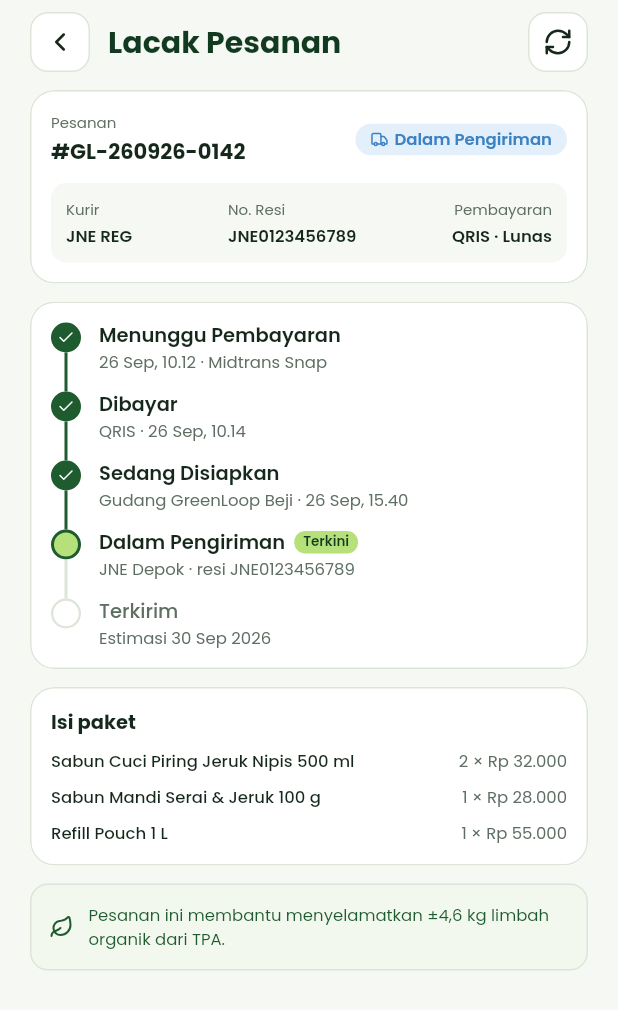
After one commit to PBP-KelasC-Kelompok3/greenloop_mobile, a Flutter app: the OrderTrackingPage screen opened directly, on a phone screen of 412 x 824 dp. The commit adds this screen. Shown: the top 1010 px of the screen. Run offline on Flutter 3.47's test engine with Material 3 defaults, Android fonts, the phone set to English and light mode, and no system bars; our stand-ins replace lucide_icons_flutter; accounts and stored records are empty; network calls fail.

Commit message:
feat(konsumen): lacak pesanan dan profil Konsumen
- M14 Lacak Pesanan: ringkasan pesanan (kurir, resi, pembayaran), timeline
  status dengan penanda Terkini, isi paket, catatan dampak limbah
- M26 Profil Konsumen: kartu profil, Informasi Akun, menu Pesanan Saya,
  Keranjang, Katalog Produk (pindah tab), tombol Keluar
- Tab Profil Konsumen diarahkan ke M26; nama, username, email diambil dari
  user yang login, kalau tidak ada pakai contoh Figma
- Data pesanan masih dummy, siap diganti service e-commerce
- M14 belum punya pintu masuk: dibuka dari daftar Pesanan Saya (M13) yang
  belum ada

```diff
--- /dev/null
+++ b/lib/features/consumer/presentation/order_tracking_page.dart
@@ -0,0 +1,413 @@
+import 'package:flutter/material.dart';
+import 'package:lucide_icons_flutter/lucide_icons.dart';
+
+import '../../../core/widgets/gl_components.dart';
+import '../../../shared/dummy/dummy_data.dart';
+import '../../../shared/theme/greenloop_theme.dart';
+
+TextStyle _text(double size, FontWeight weight,
+        {Color color = GreenLoopColors.textInk, double height = 1.5}) =>
+    GreenLoopTypography.style(size, weight, color: color, height: height);
+
+/// M14 · Lacak Pesanan (Konsumen).
+///
+/// Data masih dummy ([DummyData.trackedOrder]). [onRefresh] disiapkan untuk
+/// memuat ulang status dari API e-commerce.
+class OrderTrackingPage extends StatelessWidget {
+  const OrderTrackingPage({
+    this.order = DummyData.trackedOrder,
+    this.onRefresh,
+    super.key,
+  });
+
+  final DummyTrackedOrder order;
+  final VoidCallback? onRefresh;
+
+  @override
+  Widget build(BuildContext context) {
+    return Scaffold(
+      backgroundColor: GreenLoopColors.background,
+      body: SafeArea(
+        child: Column(
+          crossAxisAlignment: CrossAxisAlignment.stretch,
+          children: [
+            GLScreenHeader(
+              title: 'Lacak Pesanan',
+              showBack: true,
+              trailing: GLIconButton(
+                icon: LucideIcons.refreshCw,
+                onTap: onRefresh ?? () {},
+                tooltip: 'Muat ulang',
+              ),
+            ),
+            Expanded(
+              child: ListView(
+                padding: const EdgeInsets.fromLTRB(20, 0, 20, 16),
+                children: [
+                  _SummaryCard(order: order),
+                  const SizedBox(height: 12),
+                  _TimelineCard(order: order),
+                  const SizedBox(height: 12),
+                  _PackageCard(lines: order.lines),
+                  const SizedBox(height: 12),
+                  _ImpactNote(kg: order.wasteSavedKg),
+                ],
+              ),
+            ),
+          ],
+        ),
+      ),
+    );
+  }
+}
+
+GLTone _toneFor(OrderStatus status) => switch (status) {
+      OrderStatus.awaitingPayment => GLTone.amber,
+      OrderStatus.paid || OrderStatus.preparing => GLTone.green,
+      OrderStatus.shipping => GLTone.blue,
+      OrderStatus.delivered => GLTone.green,
+      OrderStatus.cancelled => GLTone.red,
+    };
+
+IconData _iconFor(OrderStatus status) => switch (status) {
+      OrderStatus.awaitingPayment => LucideIcons.clock,
+      OrderStatus.paid => LucideIcons.wallet,
+      OrderStatus.preparing => LucideIcons.package,
+      OrderStatus.shipping => LucideIcons.truck,
+      OrderStatus.delivered => LucideIcons.circleCheck,
+      OrderStatus.cancelled => LucideIcons.circleX,
+    };
+
+class _SummaryCard extends StatelessWidget {
+  const _SummaryCard({required this.order});
+
+  final DummyTrackedOrder order;
+
+  @override
+  Widget build(BuildContext context) {
+    final tone = _toneFor(order.status);
+    return GLCard(
+      child: Column(
+        crossAxisAlignment: CrossAxisAlignment.start,
+        children: [
+          Row(
+            children: [
+              Expanded(
+                child: Column(
+                  crossAxisAlignment: CrossAxisAlignment.start,
+                  children: [
+                    Text('Pesanan',
+                        style: _text(10, FontWeight.w400,
+                            color: GreenLoopColors.textMuted)),
+                    const SizedBox(height: 2),
+                    Text(order.code, style: _text(14, FontWeight.w700)),
+                  ],
+                ),
+              ),
+              Container(
+                padding:
+                    const EdgeInsets.symmetric(horizontal: 10, vertical: 4),
+                decoration: BoxDecoration(
+                  color: tone.background,
+                  borderRadius: BorderRadius.circular(99),
+                ),
+                child: Row(
+                  mainAxisSize: MainAxisSize.min,
+                  children: [
+                    Icon(_iconFor(order.status),
+                        size: 12, color: tone.foreground),
+                    const SizedBox(width: 4),
+                    Text(order.status.label,
+                        style: _text(11, FontWeight.w600,
+                            color: tone.foreground, height: 1.2)),
+                  ],
+                ),
+              ),
+            ],
+          ),
+          const SizedBox(height: 10),
+          Container(
+            padding: const EdgeInsets.all(10),
+            decoration: BoxDecoration(
+              color: GreenLoopColors.background,
+              borderRadius: BorderRadius.circular(10),
+            ),
+            child: Row(
+              children: [
+                Expanded(child: _Fact(label: 'Kurir', value: order.courier)),
+                Expanded(
+                  child: _Fact(label: 'No. Resi', value: order.trackingNumber),
+                ),
+                Expanded(
+                  child: _Fact(
+                    label: 'Pembayaran',
+                    value: order.payment,
+                    alignEnd: true,
+                  ),
+                ),
+              ],
+            ),
+          ),
+        ],
+      ),
+    );
+  }
+}
+
+class _Fact extends StatelessWidget {
+  const _Fact({required this.label, required this.value, this.alignEnd = false});
+
+  final String label;
+  final String value;
+  final bool alignEnd;
+
+  @override
+  Widget build(BuildContext context) {
+    return Column(
+      crossAxisAlignment:
+          alignEnd ? CrossAxisAlignment.end : CrossAxisAlignment.start,
+      children: [
+        Text(label,
+            style: _text(10, FontWeight.w400, color: GreenLoopColors.textMuted)),
+        const SizedBox(height: 2),
+        Text(value,
+            textAlign: alignEnd ? TextAlign.end : TextAlign.start,
+            style: _text(11, FontWeight.w600)),
+      ],
+    );
+  }
+}
+
+// ---------------------------------------------------------------------------
+// Timeline status
+// ---------------------------------------------------------------------------
+
+enum _StepState { done, current, upcoming }
+
+class _TimelineCard extends StatelessWidget {
+  const _TimelineCard({required this.order});
+
+  final DummyTrackedOrder order;
+
+  @override
+  Widget build(BuildContext context) {
+    final currentIndex =
+        order.steps.indexWhere((step) => step.status == order.status);
+    return GLCard(
+      child: Column(
+        children: [
+          for (var i = 0; i < order.steps.length; i++)
+            _TimelineRow(
+              step: order.steps[i],
+              state: i < currentIndex
+                  ? _StepState.done
+                  : i == currentIndex
+                      ? _StepState.current
+                      : _StepState.upcoming,
+              isLast: i == order.steps.length - 1,
+              nextReached: i < currentIndex,
+            ),
+        ],
+      ),
+    );
+  }
+}
+
+class _TimelineRow extends StatelessWidget {
+  const _TimelineRow({
+    required this.step,
+    required this.state,
+    required this.isLast,
+    required this.nextReached,
+  });
+
+  final DummyTrackingStep step;
+  final _StepState state;
+  final bool isLast;
+
+  /// true: garis ke langkah berikutnya hijau (langkah berikut sudah dicapai).
+  final bool nextReached;
+
+  @override
+  Widget build(BuildContext context) {
+    final upcoming = state == _StepState.upcoming;
+    return IntrinsicHeight(
+      child: Row(
+        crossAxisAlignment: CrossAxisAlignment.stretch,
+        children: [
+          SizedBox(
+            width: 20,
+            child: Column(
+              children: [
+                _Dot(state: state),
+                if (!isLast)
+                  Expanded(
+                    child: Container(
+                      width: 2,
+                      constraints: const BoxConstraints(minHeight: 26),
+                      color: nextReached
+                          ? GreenLoopColors.green700
+                          : GreenLoopColors.cardBorder,
+                    ),
+                  ),
+              ],
+            ),
+          ),
+          const SizedBox(width: 12),
+          Expanded(
+            child: Padding(
+              padding: EdgeInsets.only(bottom: isLast ? 0 : 6),
+              child: Column(
+                crossAxisAlignment: CrossAxisAlignment.start,
+                children: [
+                  Row(
+                    children: [
+                      Flexible(
+                        child: Text(
+                          step.status.label,
+                          style: upcoming
+                              ? _text(13, FontWeight.w500,
+                                  color: GreenLoopColors.textMuted,
+                                  height: 1.3)
+                              : _text(13, FontWeight.w600, height: 1.3),
+                        ),
+                      ),
+                      if (state == _StepState.current) ...[
+                        const SizedBox(width: 6),
+                        Container(
+                          padding: const EdgeInsets.symmetric(
+                              horizontal: 6, vertical: 1),
+                          decoration: BoxDecoration(
+                            color: GreenLoopColors.lime,
+                            borderRadius: BorderRadius.circular(99),
+                          ),
+                          child: Text('Terkini',
+                              style: _text(9, FontWeight.w600,
+                                  color: GreenLoopColors.green900,
+                                  height: 1.4)),
+                        ),
+                      ],
+                    ],
+                  ),
+                  const SizedBox(height: 2),
+                  Text(step.detail,
+                      style: _text(11, FontWeight.w400,
+                          color: GreenLoopColors.textMuted, height: 1.3)),
+                ],
+              ),
+            ),
+          ),
+        ],
+      ),
+    );
+  }
+}
+
+class _Dot extends StatelessWidget {
+  const _Dot({required this.state});
+
+  final _StepState state;
+
+  @override
+  Widget build(BuildContext context) {
+    return switch (state) {
+      _StepState.done => Container(
+          width: 20,
+          height: 20,
+          decoration: const BoxDecoration(
+            color: GreenLoopColors.green700,
+            shape: BoxShape.circle,
+          ),
+          child: const Icon(LucideIcons.check, size: 12, color: Colors.white),
+        ),
+      _StepState.current => Container(
+          width: 20,
+          height: 20,
+          decoration: BoxDecoration(
+            color: GreenLoopColors.lime,
+            shape: BoxShape.circle,
+            border: Border.all(color: GreenLoopColors.green700, width: 2),
+          ),
+        ),
+      _StepState.upcoming => Container(
+          width: 20,
+          height: 20,
+          decoration: BoxDecoration(
+            color: Colors.white,
+            shape: BoxShape.circle,
+            border: Border.all(color: GreenLoopColors.cardBorder, width: 1.5),
+          ),
+        ),
+    };
+  }
+}
+
+// ---------------------------------------------------------------------------
+// Isi paket & dampak
+// ---------------------------------------------------------------------------
+
+class _PackageCard extends StatelessWidget {
+  const _PackageCard({required this.lines});
+
+  final List<DummyOrderLine> lines;
+
+  @override
+  Widget build(BuildContext context) {
+    return GLCard(
+      child: Column(
+        crossAxisAlignment: CrossAxisAlignment.start,
+        children: [
+          Text('Isi paket', style: _text(13, FontWeight.w700)),
+          for (final line in lines) ...[
+            const SizedBox(height: 8),
+            Row(
+              children: [
+                Expanded(
+                  child: Text(line.name, style: _text(11, FontWeight.w500)),
+                ),
+                const SizedBox(width: 8),
+                Text(
+                  '${line.quantity} × Rp ${formatThousands(line.price)}',
+                  style: _text(11, FontWeight.w400,
+                      color: GreenLoopColors.textMuted),
+                ),
+              ],
+            ),
+          ],
+        ],
+      ),
+    );
+  }
+}
+
+class _ImpactNote extends StatelessWidget {
+  const _ImpactNote({required this.kg});
+
+  final double kg;
+
+  @override
+  Widget build(BuildContext context) {
+    return Container(
+      padding: const EdgeInsets.all(12),
+      decoration: BoxDecoration(
+        color: GreenLoopColors.green50,
+        borderRadius: BorderRadius.circular(12),
+        border: Border.all(color: GreenLoopColors.cardBorder),
+      ),
+      child: Row(
+        children: [
+          const Icon(LucideIcons.leaf, size: 16, color: GreenLoopColors.green700),
+          const SizedBox(width: 10),
+          Expanded(
+            child: Text(
+              'Pesanan ini membantu menyelamatkan ±${formatKg(kg)} limbah '
+              'organik dari TPA.',
+              style: _text(11, FontWeight.w400,
+                  color: GreenLoopColors.green700, height: 1.45),
+            ),
+          ),
+        ],
+      ),
+    );
+  }
+}
--- a/lib/shared/dummy/dummy_data.dart
+++ b/lib/shared/dummy/dummy_data.dart
@@ -202,6 +202,51 @@ class DummyOrder {
   final OrderStatus status;
   final String courier;
   final String? trackingNumber;
+}
+
+/// Satu langkah di timeline Lacak Pesanan (M14).
+class DummyTrackingStep {
+  const DummyTrackingStep({required this.status, required this.detail});
+
+  final OrderStatus status;
+  final String detail;
+}
+
+/// Satu baris "Isi paket" di M14.
+class DummyOrderLine {
+  const DummyOrderLine({
+    required this.name,
+    required this.quantity,
+    required this.price,
+  });
+
+  final String name;
+  final int quantity;
+  final int price;
+}
+
+class DummyTrackedOrder {
+  const DummyTrackedOrder({
+    required this.code,
+    required this.status,
+    required this.courier,
+    required this.trackingNumber,
+    required this.payment,
+    required this.steps,
+    required this.lines,
+    required this.wasteSavedKg,
+  });
+
+  final String code;
+
+  /// Status terkini; langkah sebelumnya dianggap selesai.
+  final OrderStatus status;
+  final String courier;
+  final String trackingNumber;
+  final String payment;
+  final List<DummyTrackingStep> steps;
+  final List<DummyOrderLine> lines;
+  final double wasteSavedKg;
 }
 
 class DummyCourier {
@@ -540,10 +585,54 @@ class DummyData {
     ),
   ];
 
-  static const consumerName = 'Rina Maharani';
-  static const consumerInitials = 'RM';
-  static const consumerEmail = 'rina@mail.com';
+  /// Konsumen contoh di Figma (M26).
+  static const consumerName = 'Nadia Putri';
+  static const consumerInitials = 'NP';
+  static const consumerUsername = 'nadiaputri';
+  static const consumerEmail = 'nadia.putri@gmail.com';
+  static const consumerJoined = '2 Nov 2026';
   static const consumerAddress = 'Jl. Kenanga No. 8, Sukmajaya, Kota Depok';
+
+  /// Pesanan yang dilacak di M14.
+  static const trackedOrder = DummyTrackedOrder(
+    code: '#GL-260926-0142',
+    status: OrderStatus.shipping,
+    courier: 'JNE REG',
+    trackingNumber: 'JNE0123456789',
+    payment: 'QRIS · Lunas',
+    steps: [
+      DummyTrackingStep(
+        status: OrderStatus.awaitingPayment,
+        detail: '26 Sep, 10.12 · Midtrans Snap',
+      ),
+      DummyTrackingStep(
+        status: OrderStatus.paid,
+        detail: 'QRIS · 26 Sep, 10.14',
+      ),
+      DummyTrackingStep(
+        status: OrderStatus.preparing,
+        detail: 'Gudang GreenLoop Beji · 26 Sep, 15.40',
+      ),
+      DummyTrackingStep(
+        status: OrderStatus.shipping,
+        detail: 'JNE Depok · resi JNE0123456789',
+      ),
+      DummyTrackingStep(
+        status: OrderStatus.delivered,
+        detail: 'Estimasi 30 Sep 2026',
+      ),
+    ],
+    lines: [
+      DummyOrderLine(
+          name: 'Sabun Cuci Piring Jeruk Nipis 500 ml',
+          quantity: 2,
+          price: 32000),
+      DummyOrderLine(
+          name: 'Sabun Mandi Serai & Jeruk 100 g', quantity: 1, price: 28000),
+      DummyOrderLine(name: 'Refill Pouch 1 L', quantity: 1, price: 55000),
+    ],
+    wasteSavedKg: 4.6,
+  );
 
   // --- Kurir --------------------------------------------------------------
 
```
Also changed, not shown: lib/features/consumer/presentation/consumer_profile_page.dart (added, +218 -0 lines), lib/features/home/presentation/role_navigation_page.dart (+12 -3 lines), 1 other file.
